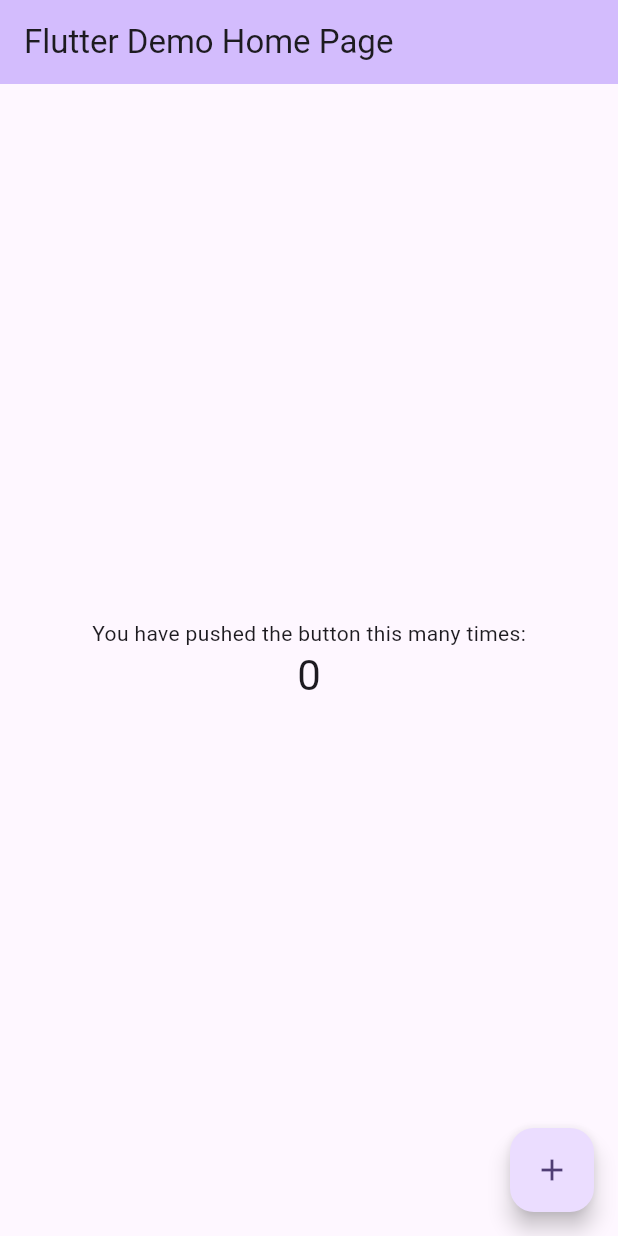
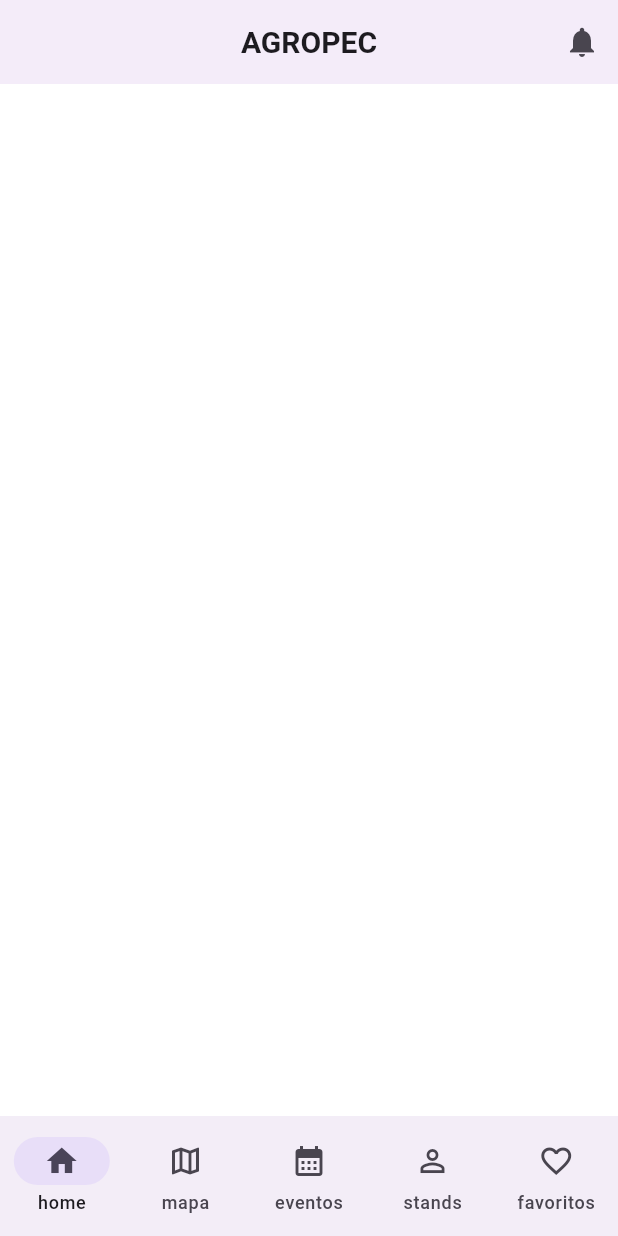
Before and after one commit to Danyel-silva-R/Agropec_app, a Flutter app: the screen it shows after launch, on a phone screen of 412 x 824 dp. Run offline on Flutter 3.47's test engine with Material 3 defaults, Android fonts, the light colour scheme and no system bars.

Commit message:
Adiciona telas e tema; atualiza dependências e main.dart

```diff
--- a/app_agropec/lib/main.dart
+++ b/app_agropec/lib/main.dart
@@ -1,4 +1,6 @@
+import 'package:app_agropec/screen/homemscren.dart';
 import 'package:flutter/material.dart';
+import 'theme/theme.dart'; // certifique-se de que o caminho está certo
 
 void main() {
   runApp(const MyApp());
@@ -7,116 +9,13 @@ void main() {
 class MyApp extends StatelessWidget {
   const MyApp({super.key});
 
-  // This widget is the root of your application.
   @override
   Widget build(BuildContext context) {
     return MaterialApp(
-      title: 'Flutter Demo',
-      theme: ThemeData(
-        // This is the theme of your application.
-        //
-        // TRY THIS: Try running your application with "flutter run". You'll see
-        // the application has a purple toolbar. Then, without quitting the app,
-        // try changing the seedColor in the colorScheme below to Colors.green
-        // and then invoke "hot reload" (save your changes or press the "hot
-        // reload" button in a Flutter-supported IDE, or press "r" if you used
-        // the command line to start the app).
-        //
-        // Notice that the counter didn't reset back to zero; the application
-        // state is not lost during the reload. To reset the state, use hot
-        // restart instead.
-        //
-        // This works for code too, not just values: Most code changes can be
-        // tested with just a hot reload.
-        colorScheme: ColorScheme.fromSeed(seedColor: Colors.deepPurple),
-      ),
-      home: const MyHomePage(title: 'Flutter Demo Home Page'),
+      title: 'Agropec Conecta 2025',
+      theme: AppTheme.lightTheme, // aplica o tema
+      debugShowCheckedModeBanner: false,
+      home: Homemscren(),
     );
   }
 }
-
-class MyHomePage extends StatefulWidget {
-  const MyHomePage({super.key, required this.title});
-
-  // This widget is the home page of your application. It is stateful, meaning
-  // that it has a State object (defined below) that contains fields that affect
-  // how it looks.
-
-  // This class is the configuration for the state. It holds the values (in this
-  // case the title) provided by the parent (in this case the App widget) and
-  // used by the build method of the State. Fields in a Widget subclass are
-  // always marked "final".
-
-  final String title;
-
-  @override
-  State<MyHomePage> createState() => _MyHomePageState();
-}
-
-class _MyHomePageState extends State<MyHomePage> {
-  int _counter = 0;
-
-  void _incrementCounter() {
-    setState(() {
-      // This call to setState tells the Flutter framework that something has
-      // changed in this State, which causes it to rerun the build method below
-      // so that the display can reflect the updated values. If we changed
-      // _counter without calling setState(), then the build method would not be
-      // called again, and so nothing would appear to happen.
-      _counter++;
-    });
-  }
-
-  @override
-  Widget build(BuildContext context) {
-    // This method is rerun every time setState is called, for instance as done
-    // by the _incrementCounter method above.
-    //
-    // The Flutter framework has been optimized to make rerunning build methods
-    // fast, so that you can just rebuild anything that needs updating rather
-    // than having to individually change instances of widgets.
-    return Scaffold(
-      appBar: AppBar(
-        // TRY THIS: Try changing the color here to a specific color (to
-        // Colors.amber, perhaps?) and trigger a hot reload to see the AppBar
-        // change color while the other colors stay the same.
-        backgroundColor: Theme.of(context).colorScheme.inversePrimary,
-        // Here we take the value from the MyHomePage object that was created by
-        // the App.build method, and use it to set our appbar title.
-        title: Text(widget.title),
-      ),
-      body: Center(
-        // Center is a layout widget. It takes a single child and positions it
-        // in the middle of the parent.
-        child: Column(
-          // Column is also a layout widget. It takes a list of children and
-          // arranges them vertically. By default, it sizes itself to fit its
-          // children horizontally, and tries to be as tall as its parent.
-          //
-          // Column has various properties to control how it sizes itself and
-          // how it positions its children. Here we use mainAxisAlignment to
-          // center the children vertically; the main axis here is the vertical
-          // axis because Columns are vertical (the cross axis would be
-          // horizontal).
-          //
-          // TRY THIS: Invoke "debug painting" (choose the "Toggle Debug Paint"
-          // action in the IDE, or press "p" in the console), to see the
-          // wireframe for each widget.
-          mainAxisAlignment: MainAxisAlignment.center,
-          children: <Widget>[
-            const Text('You have pushed the button this many times:'),
-            Text(
-              '$_counter',
-              style: Theme.of(context).textTheme.headlineMedium,
-            ),
-          ],
-        ),
-      ),
-      floatingActionButton: FloatingActionButton(
-        onPressed: _incrementCounter,
-        tooltip: 'Increment',
-        child: const Icon(Icons.add),
-      ), // This trailing comma makes auto-formatting nicer for build methods.
-    );
-  }
-}
--- /dev/null
+++ b/app_agropec/lib/screen/homemscren.dart
@@ -0,0 +1,44 @@
+import 'package:flutter/material.dart';
+
+class Homemscren extends StatelessWidget {
+  const Homemscren({super.key});
+
+  @override
+  Widget build(BuildContext context) {
+    return SafeArea(
+      child: Scaffold(
+        appBar: AppBar(
+          title: Text('AGROPEC'),
+          actions: <Widget>[
+            IconButton(onPressed: () {}, icon: Icon(Icons.notifications)),
+          ],
+        ),
+        bottomNavigationBar: NavigationBar(
+          destinations: const <Widget>[
+            NavigationDestination(
+              selectedIcon: Icon(Icons.home),
+              icon: Icon(Icons.home_outlined),
+              label: 'home',
+            ),
+            NavigationDestination(
+              icon: Icon(Icons.map_outlined),
+              label: 'mapa',
+            ),
+            NavigationDestination(
+              icon: Icon(Icons.calendar_month),
+              label: 'eventos',
+            ),
+            NavigationDestination(
+              icon: Icon(Icons.person_outline),
+              label: 'stands',
+            ),
+            NavigationDestination(
+              icon: Icon(Icons.favorite_outline),
+              label: 'favoritos',
+            ),
+          ],
+        ),
+      ),
+    );
+  }
+}
--- /dev/null
+++ b/app_agropec/lib/theme/theme.dart
@@ -0,0 +1,40 @@
+import 'package:flutter/material.dart';
+
+class AppColors {
+  static const Color primaryGreen = Color(0xFF1A7335);
+  static const Color lightGreen = Color(0xFFB9E4C9);
+  static const Color yellow = Color(0xFFFFD700);
+  static const Color brown = Color(0xFF8B4513);
+  static const Color white = Color(0xFFFFFFFF);
+  static const Color gray = Color(0xFFCCCCCC);
+}
+
+class AppTheme {
+  static ThemeData get lightTheme {
+    return ThemeData(
+      primaryColor: AppColors.primaryGreen,
+      scaffoldBackgroundColor: AppColors.white,
+      appBarTheme: AppBarTheme(centerTitle: true, elevation: 2),
+      textTheme: const TextTheme(
+        titleLarge: TextStyle(fontSize: 20, fontWeight: FontWeight.bold),
+        bodyLarge: TextStyle(fontSize: 16),
+        bodyMedium: TextStyle(fontSize: 14),
+      ),
+      elevatedButtonTheme: ElevatedButtonThemeData(
+        style: ElevatedButton.styleFrom(
+          backgroundColor: AppColors.yellow,
+          foregroundColor: AppColors.white,
+          shape: RoundedRectangleBorder(
+            borderRadius: BorderRadius.circular(12),
+          ),
+        ),
+      ),
+      bottomNavigationBarTheme: BottomNavigationBarThemeData(
+        backgroundColor: AppColors.white,
+        selectedItemColor: AppColors.primaryGreen,
+        unselectedItemColor: AppColors.gray,
+        showUnselectedLabels: true,
+      ),
+    );
+  }
+}
```
Also changed, not shown: app_agropec/pubspec.yaml (+5 -4 lines), app_agropec/pubspec.lock.
